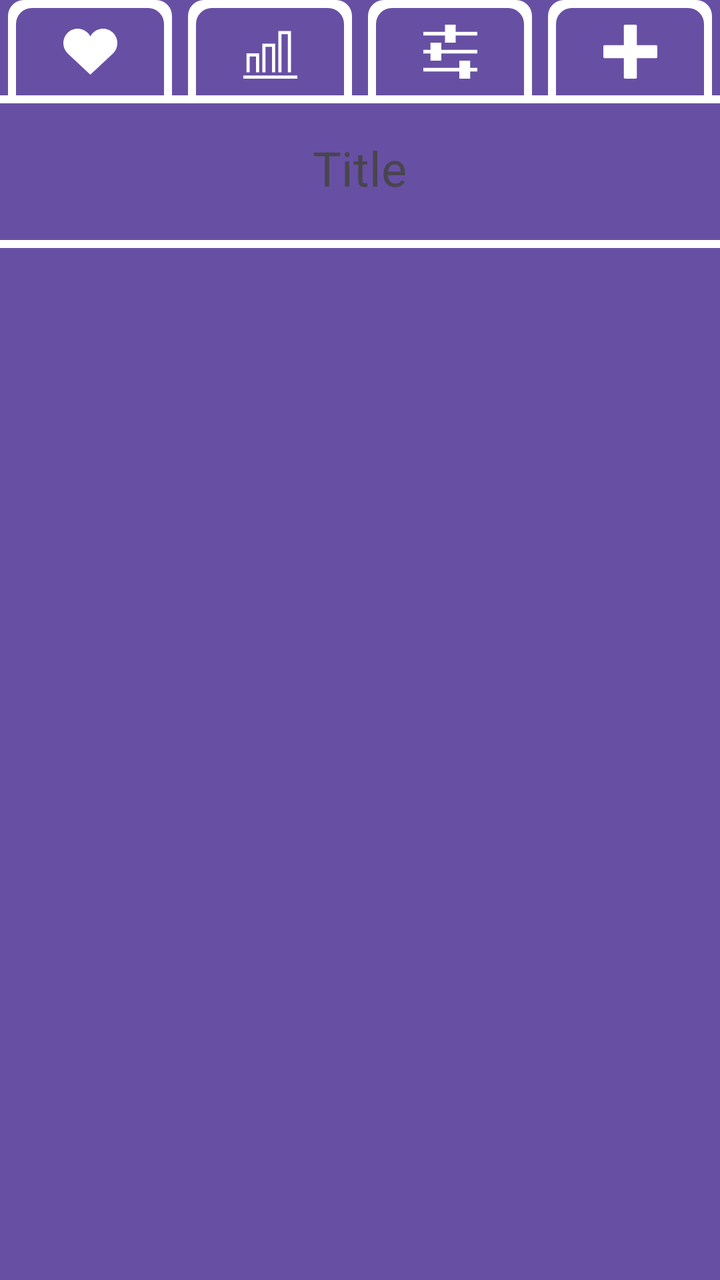
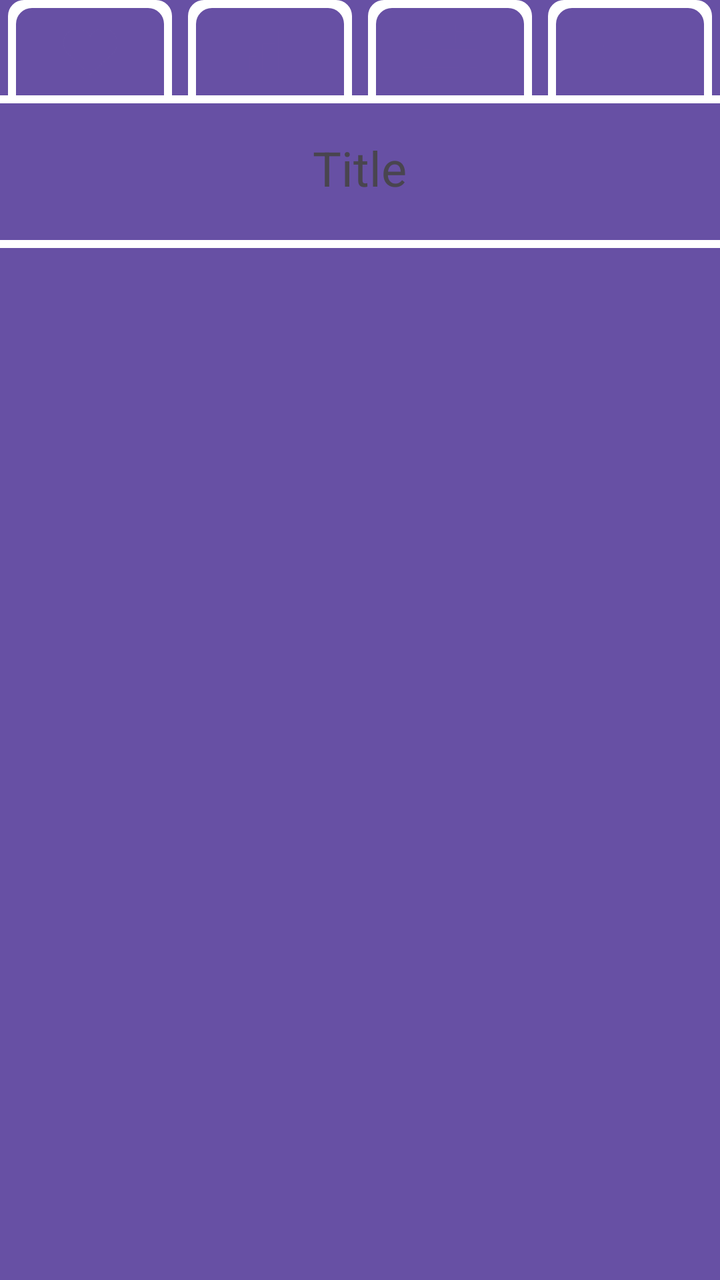

Compare the two renders of this Android layout. The source of the first and the diff that turns it into the second are given below.
<!-- AndroidManifest.xml: application theme Base.Theme.MusicalGames -->
<!-- res/layout/fragment_new_mode_choose.xml -->
<?xml version="1.0" encoding="utf-8"?>
<LinearLayout xmlns:android="http://schemas.android.com/apk/res/android"
    android:layout_width="match_parent"
    android:layout_height="match_parent"
    xmlns:app="http://schemas.android.com/apk/res-auto"
    android:orientation="vertical">
    
    <LinearLayout
        android:id="@+id/iconContainer"
        android:background="?attr/colorPrimary"
        android:layout_width="match_parent"
        android:layout_height="25pt"
        android:gravity="center"
        android:orientation="horizontal">

        
        
        <ImageButton
            android:id="@+id/favouritesButton"
            android:layout_width="wrap_content"
            android:layout_height="match_parent"
            android:layout_weight="1"
            android:background="@drawable/button_background"
            app:tint="@color/white"
            android:scaleType="fitCenter"
            android:adjustViewBounds="true"
            android:padding="6pt"
            app:backgroundTint="@null"
            android:src="@drawable/heart_large" />

        <ImageButton
            android:id="@+id/levelsButton"
            android:layout_width="wrap_content"
            android:layout_height="match_parent"
            android:layout_weight="1"
            android:background="@drawable/button_background"
            android:scaleType="fitCenter"
            android:adjustViewBounds="true"
            android:padding="6pt"
            app:tint="@color/white"
            app:backgroundTint="@null"
            android:src="@drawable/levels_icon" />

        <ImageButton
            android:id="@+id/customButton"
            android:layout_width="wrap_content"
            android:layout_height="match_parent"
            android:layout_weight="1"
            android:background="@drawable/button_background"
            android:scaleType="fitCenter"
            android:adjustViewBounds="true"
            app:tint="@color/white"
            android:padding="6pt"
            app:backgroundTint="@null"
            android:src="@drawable/custom_icon" />

        <ImageButton
            android:id="@+id/createButton"
            android:layout_width="wrap_content"
            android:layout_height="match_parent"
            android:layout_weight="1"
            android:background="@drawable/button_background"
            android:scaleType="fitCenter"
            android:adjustViewBounds="true"
            android:padding="6pt"
            app:tint="@color/white"
            app:backgroundTint="@null"
            android:src="@drawable/plus_icon" />
    </LinearLayout>


    <LinearLayout
        android:id="@+id/contentContainer"
        android:layout_width="match_parent"
        android:layout_height="match_parent"
        android:orientation="vertical"
        android:background="?attr/colorPrimary"
        >


        <TextView
            android:id="@+id/pageTitle"
            android:layout_width="wrap_content"
            android:layout_height="wrap_content"
            android:text="Title"
            android:textSize="24sp"
            android:layout_gravity="center_horizontal"
            android:padding="16dp" />
        <View
            android:layout_width="match_parent"
            android:layout_height="4dp"
            android:background="?attr/colorOnPrimary"
            android:layout_marginTop="4dp"
            />

        <FrameLayout
            android:id="@+id/contentFrame"
            android:layout_width="match_parent"
            android:background="?attr/backgroundColor"
            android:layout_height="0dp"
            android:layout_weight="1">

        </FrameLayout>

    </LinearLayout>

</LinearLayout>
<!-- resources referenced by this layout -->
<resources>
  <color name="white">#FFFFFFFF</color>
  <!-- drawable button_background (drawable) -->
  <?xml version="1.0" encoding="utf-8"?>
  <selector xmlns:android="http://schemas.android.com/apk/res/android">
      <item android:state_selected="true" android:drawable="@drawable/button_background_active">
  
      </item>
      <item android:drawable="@drawable/button_background_inactive">
  
      </item>
  </selector>
  <!-- drawable custom_icon (drawable) -->
  <vector xmlns:android="http://schemas.android.com/apk/res/android"
      android:width="800px"
      android:height="800px"
      android:viewportWidth="15"
      android:viewportHeight="15"
      android:tint="?attr/colorOnPrimary">
    <path
        android:fillColor="@android:color/white"
        android:pathData="M9.00001 1.31134e-07L6.00001 0L6.00001 2L7.89166e-06 2L7.84795e-06 3L6.00001 3V5H9.00001V3.00001L15 3L15 2L9.00001 2.00001V1.31134e-07Z
        M5.00001 5H2.00001L2.00001 7L7.67311e-06 7L7.62939e-06 8L2.00001 8L2.00001 10L5.00001 10V8L15 8V7L5.00001 7V5Z
        M13 10L10 10V12L8.40822e-06 12L8.36451e-06 13L10 13V15L13 15V13L15 13V12L13 12V10Z"/>
  </vector>
  <!-- drawable heart_large (drawable) -->
  <vector xmlns:android="http://schemas.android.com/apk/res/android"
      android:width="800px"
      android:height="800px"
      android:viewportWidth="1920"
      android:viewportHeight="1920"
      android:tint="?attr/colorOnPrimary">
    <path
        android:fillColor="@android:color/white"
        android:pathData="M1771.731 291.037C1675.709 193.659 1547.944 140 1411.818 140h-.113c-136.125 0-263.777 53.66-359.573 150.924-37.618 38.07-68.571 80.997-92.294 127.426-23.61-46.429-54.563-89.356-92.068-127.313C771.86 193.659 644.208 140 507.97 140h-.113c-136.012 0-263.777 53.66-359.8 151.037-197.691 200.629-197.691 527.103 1.695 729.088l810.086 760.154 811.893-761.736c197.692-200.403 197.692-526.877 0-727.506"/>
  </vector>
  <!-- drawable levels_icon (drawable) -->
  <vector xmlns:android="http://schemas.android.com/apk/res/android"
      android:width="800px"
      android:height="800px"
      android:viewportWidth="17"
      android:viewportHeight="17"
      android:tint="?attr/colorOnPrimary">
    <path
        android:fillColor="@android:color/white"
        android:pathData="M17 16v1h-17v-1h17zM2 10h2v5h1v-6h-4v6h1v-5zM7 7h2v8h1v-9h-4v9h1v-8zM12 3h2v12h1v-13h-4v13h1v-12z"/>
  </vector>
  <!-- drawable plus_icon (drawable) -->
  <vector xmlns:android="http://schemas.android.com/apk/res/android"
      android:width="800px"
      android:height="800px"
      android:viewportWidth="349.03"
      android:viewportHeight="349.03"
      android:tint="?attr/colorOnPrimary">
    <path
        android:fillColor="@android:color/white"
        android:pathData="M349.03,141.226v66.579c0,5.012-4.061,9.079-9.079,9.079H216.884v123.067c0,5.019-4.067,9.079-9.079,9.079h-66.579
    c-5.009,0-9.079-4.061-9.079-9.079V216.884H9.079c-5.016,0-9.079-4.067-9.079-9.079v-66.579c0-5.013,4.063-9.079,9.079-9.079
    h123.068V9.079c0-5.018,4.069-9.079,9.079-9.079h66.579c5.012,0,9.079,4.061,9.079,9.079v123.068h123.067
    C344.97,132.147,349.03,136.213,349.03,141.226z"/>
  </vector>
  <style name="Base.Theme.MusicalGames" parent="Theme.Material3.DayNight.NoActionBar">
          
          
          
          
      </style>
  <!-- unchanged entries left out for length: 2 -->
</resources>

<!-- the commit's change to res/layout/fragment_new_mode_choose.xml (unified diff, before → after) -->
@@ -21,12 +21,12 @@
             android:layout_height="match_parent"
             android:layout_weight="1"
             android:background="@drawable/button_background"
-            app:tint="@color/white"
+            app:tint="?attr/colorPrimary"
             android:scaleType="fitCenter"
             android:adjustViewBounds="true"
             android:padding="6pt"
             app:backgroundTint="@null"
-            android:src="@drawable/heart_large" />
+            android:src="@drawable/ic_heart" />
 
         <ImageButton
             android:id="@+id/levelsButton"
@@ -37,9 +37,9 @@
             android:scaleType="fitCenter"
             android:adjustViewBounds="true"
             android:padding="6pt"
-            app:tint="@color/white"
+            app:tint="?attr/colorPrimary"
             app:backgroundTint="@null"
-            android:src="@drawable/levels_icon" />
+            android:src="@drawable/ic_levels" />
 
         <ImageButton
             android:id="@+id/customButton"
@@ -49,10 +49,10 @@
             android:background="@drawable/button_background"
             android:scaleType="fitCenter"
             android:adjustViewBounds="true"
-            app:tint="@color/white"
+            app:tint="?attr/colorPrimary"
             android:padding="6pt"
             app:backgroundTint="@null"
-            android:src="@drawable/custom_icon" />
+            android:src="@drawable/ic_custom" />
 
         <ImageButton
             android:id="@+id/createButton"
@@ -63,9 +63,9 @@
             android:scaleType="fitCenter"
             android:adjustViewBounds="true"
             android:padding="6pt"
-            app:tint="@color/white"
+            app:tint="?attr/colorPrimary"
             app:backgroundTint="@null"
-            android:src="@drawable/plus_icon" />
+            android:src="@drawable/ic_plus" />
     </LinearLayout>
 
 
<!-- resource entries referenced after the edit -->
@@ -1,6 +1,5 @@
 <!-- resources referenced by this layout -->
 <resources>
-  <color name="white">#FFFFFFFF</color>
   <!-- drawable button_background (drawable) -->
   <?xml version="1.0" encoding="utf-8"?>
   <selector xmlns:android="http://schemas.android.com/apk/res/android">
@@ -11,48 +10,48 @@
   
       </item>
   </selector>
-  <!-- drawable custom_icon (drawable) -->
+  <!-- drawable ic_custom (drawable) -->
   <vector xmlns:android="http://schemas.android.com/apk/res/android"
       android:width="800px"
       android:height="800px"
       android:viewportWidth="15"
       android:viewportHeight="15"
-      android:tint="?attr/colorOnPrimary">
+      android:tint="?attr/iconTintColor">
     <path
         android:fillColor="@android:color/white"
         android:pathData="M9.00001 1.31134e-07L6.00001 0L6.00001 2L7.89166e-06 2L7.84795e-06 3L6.00001 3V5H9.00001V3.00001L15 3L15 2L9.00001 2.00001V1.31134e-07Z
         M5.00001 5H2.00001L2.00001 7L7.67311e-06 7L7.62939e-06 8L2.00001 8L2.00001 10L5.00001 10V8L15 8V7L5.00001 7V5Z
         M13 10L10 10V12L8.40822e-06 12L8.36451e-06 13L10 13V15L13 15V13L15 13V12L13 12V10Z"/>
   </vector>
-  <!-- drawable heart_large (drawable) -->
+  <!-- drawable ic_heart (drawable) -->
   <vector xmlns:android="http://schemas.android.com/apk/res/android"
       android:width="800px"
       android:height="800px"
       android:viewportWidth="1920"
       android:viewportHeight="1920"
-      android:tint="?attr/colorOnPrimary">
+      android:tint="?attr/iconTintColor">
     <path
         android:fillColor="@android:color/white"
         android:pathData="M1771.731 291.037C1675.709 193.659 1547.944 140 1411.818 140h-.113c-136.125 0-263.777 53.66-359.573 150.924-37.618 38.07-68.571 80.997-92.294 127.426-23.61-46.429-54.563-89.356-92.068-127.313C771.86 193.659 644.208 140 507.97 140h-.113c-136.012 0-263.777 53.66-359.8 151.037-197.691 200.629-197.691 527.103 1.695 729.088l810.086 760.154 811.893-761.736c197.692-200.403 197.692-526.877 0-727.506"/>
   </vector>
-  <!-- drawable levels_icon (drawable) -->
+  <!-- drawable ic_levels (drawable) -->
   <vector xmlns:android="http://schemas.android.com/apk/res/android"
       android:width="800px"
       android:height="800px"
       android:viewportWidth="17"
       android:viewportHeight="17"
-      android:tint="?attr/colorOnPrimary">
+      android:tint="?attr/iconTintColor">
     <path
         android:fillColor="@android:color/white"
         android:pathData="M17 16v1h-17v-1h17zM2 10h2v5h1v-6h-4v6h1v-5zM7 7h2v8h1v-9h-4v9h1v-8zM12 3h2v12h1v-13h-4v13h1v-12z"/>
   </vector>
-  <!-- drawable plus_icon (drawable) -->
+  <!-- drawable ic_plus (drawable) -->
   <vector xmlns:android="http://schemas.android.com/apk/res/android"
       android:width="800px"
       android:height="800px"
       android:viewportWidth="349.03"
       android:viewportHeight="349.03"
-      android:tint="?attr/colorOnPrimary">
+      android:tint="?attr/iconTintColor">
     <path
         android:fillColor="@android:color/white"
         android:pathData="M349.03,141.226v66.579c0,5.012-4.061,9.079-9.079,9.079H216.884v123.067c0,5.019-4.067,9.079-9.079,9.079h-66.579
